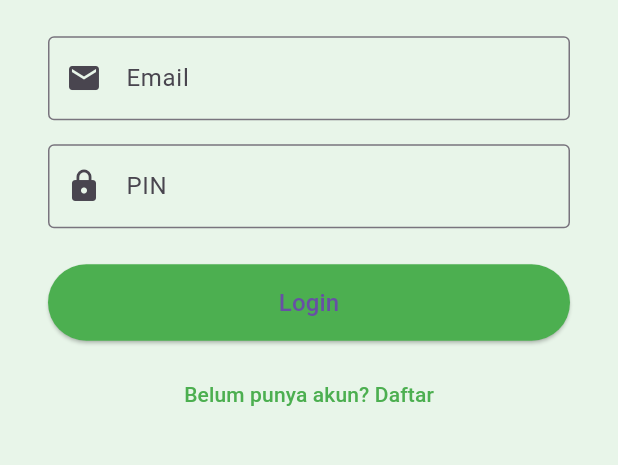
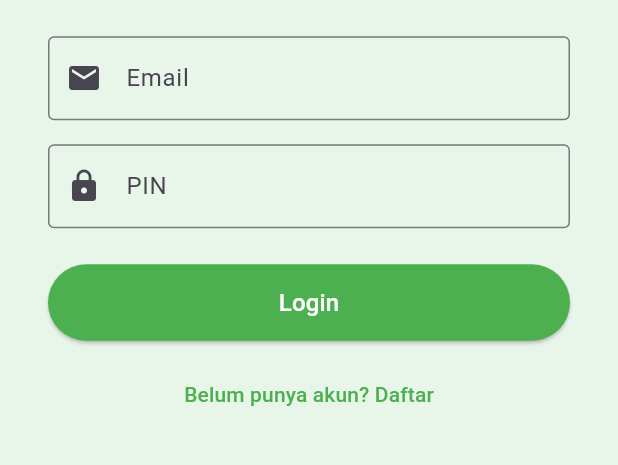
Before and after one commit to 231130250/Tugas_Final-3-_PAM, a Flutter app: the screen it shows after launch, on a phone screen of 412 x 824 dp, the part 482-947 px from its top. Run offline on Flutter 3.47's test engine with Material 3 defaults, Android fonts, the phone set to English and light mode, and no system bars; our stand-ins replace cloud_firestore, firebase_auth, firebase_core, fl_chart, shared_preferences; accounts and stored records are empty.

```diff
--- a/lib/main.dart
+++ b/lib/main.dart
@@ -1,38 +1,35 @@
+import 'package:firebase_auth/firebase_auth.dart';
 import 'package:firebase_core/firebase_core.dart';
 import 'package:flutter/material.dart';
+import 'package:intl/date_symbol_data_local.dart';
 import 'package:provider/provider.dart';
-import 'package:intl/date_symbol_data_local.dart';
 import 'package:wallet/firebase_options.dart';
-import 'package:wallet/providers/shared_preference.dart';
+import 'package:wallet/providers/auth_gate.dart';
 import 'package:wallet/providers/transaksi_provider.dart';
-import 'package:wallet/screens/home_screens.dart';
-import 'package:wallet/screens/login_screen.dart';
 import 'package:wallet/screens/register_screen.dart';
 
 void main() async {
   WidgetsFlutterBinding.ensureInitialized();
   await Firebase.initializeApp(options: DefaultFirebaseOptions.currentPlatform);
+
+  await FirebaseAuth.instance.setPersistence(Persistence.LOCAL);
+
   await initializeDateFormatting('id_ID', null);
-
-  // Cek apakah user sudah login sebelumnya
-  final userData = await SharedPrefService.getUser();
 
   runApp(
     MultiProvider(
       providers: [
         ChangeNotifierProvider(
-          create: (context) => TransaksiProvider()..fetchTransactions(),
+          create: (context) => TransaksiProvider(),
         ),
       ],
-      child: MyApp(isLoggedIn: userData != null),
+      child: const MyApp(),
     ),
   );
 }
 
 class MyApp extends StatelessWidget {
-  final bool isLoggedIn;
-
-  const MyApp({super.key, required this.isLoggedIn});
+  const MyApp({super.key});
 
   @override
   Widget build(BuildContext context) {
@@ -46,9 +43,9 @@ class MyApp extends StatelessWidget {
         ),
       ),
       debugShowCheckedModeBanner: false,
-      home: isLoggedIn ? const HomeScreen() : const LoginScreen(),
+      home: const AuthGate(),
       routes: {
-        '/register': (_) => const RegisterScreen(), // ✅ ini penting
+        '/register': (_) => const RegisterScreen(),
       },
     );
   }
--- /dev/null
+++ b/lib/providers/auth_gate.dart
@@ -0,0 +1,34 @@
+import 'package:firebase_auth/firebase_auth.dart';
+import 'package:flutter/material.dart';
+import 'package:wallet/screens/home_screens.dart';
+import 'package:wallet/screens/login_screen.dart';
+
+class AuthGate extends StatelessWidget {
+  const AuthGate({super.key});
+
+  @override
+  Widget build(BuildContext context) {
+    return Scaffold(
+      body: StreamBuilder<User?>(
+        stream: FirebaseAuth.instance.authStateChanges(),
+        builder: (context, snapshot) {
+          print("--- AUTH_GATE STATUS ---");
+          print("Connection State: ${snapshot.connectionState}");
+          print("Has Data: ${snapshot.hasData}");
+          print("User Data: ${snapshot.data}");
+          print("------------------------");
+
+          if (snapshot.connectionState == ConnectionState.waiting) {
+            return const Center(child: CircularProgressIndicator());
+          }
+
+          if (snapshot.hasData) {
+            return const HomeScreen();
+          }
+
+          return const LoginScreen();
+        },
+      ),
+    );
+  }
+}
--- a/lib/screens/login_screen.dart
+++ b/lib/screens/login_screen.dart
@@ -1,6 +1,8 @@
 import 'package:flutter/material.dart';
+import 'package:provider/provider.dart';
 import 'package:wallet/providers/auth_service.dart';
 import 'package:wallet/providers/shared_preference.dart';
+import 'package:wallet/providers/transaksi_provider.dart';
 import 'package:wallet/screens/home_screens.dart';
 
 class LoginScreen extends StatefulWidget {
@@ -14,28 +16,47 @@ class _LoginScreenState extends State<LoginScreen> {
   final emailController = TextEditingController();
   final pinController = TextEditingController();
   final authService = AuthService();
+  bool _isLoading = false;
 
   void _login() async {
+    if (emailController.text.isEmpty || pinController.text.isEmpty) {
+      ScaffoldMessenger.of(context).showSnackBar(
+        const SnackBar(content: Text("Email dan PIN tidak boleh kosong")),
+      );
+      return;
+    }
+
+    setState(() => _isLoading = true);
+
+    try {
       final user = await authService.loginUser(
         emailController.text.trim(),
         pinController.text.trim(),
       );
 
-    if (user != null) {
+      if (user != null && mounted) {
         await SharedPrefService.saveUser(
           id: user.id,
           email: user.email,
           username: user.username,
         );
 
+        // Panggil fetchTransactions SETELAH login berhasil
+        await Provider.of<TransaksiProvider>(context, listen: false).fetchTransactions();
+
         Navigator.pushReplacement(
           context,
           MaterialPageRoute(builder: (_) => const HomeScreen()),
         );
-    } else {
+      }
+    } catch (e) {
       ScaffoldMessenger.of(context).showSnackBar(
-        const SnackBar(content: Text("Login gagal: email atau pin salah")),
+        const SnackBar(content: Text("Login gagal: email atau PIN salah")),
       );
+    } finally {
+      if (mounted) {
+        setState(() => _isLoading = false);
+      }
     }
   }
 
@@ -71,6 +92,7 @@ class _LoginScreenState extends State<LoginScreen> {
                   labelText: "Email",
                   border: OutlineInputBorder(),
                 ),
+                keyboardType: TextInputType.emailAddress,
               ),
               const SizedBox(height: 16),
               TextField(
@@ -81,17 +103,28 @@ class _LoginScreenState extends State<LoginScreen> {
                   labelText: "PIN",
                   border: OutlineInputBorder(),
                 ),
+                keyboardType: TextInputType.number,
               ),
               const SizedBox(height: 24),
               SizedBox(
                 width: double.infinity,
                 child: ElevatedButton(
-                  onPressed: _login,
+                  onPressed: _isLoading ? null : _login,
                   style: ElevatedButton.styleFrom(
                     padding: const EdgeInsets.symmetric(vertical: 14),
                     backgroundColor: Colors.green,
+                    foregroundColor: Colors.white
                   ),
-                  child: const Text("Login", style: TextStyle(fontSize: 16)),
+                  child: _isLoading
+                      ? const SizedBox(
+                          width: 20,
+                          height: 20,
+                          child: CircularProgressIndicator(
+                            color: Colors.white,
+                            strokeWidth: 3,
+                          ),
+                        )
+                      : const Text("Login", style: TextStyle(fontSize: 16)),
                 ),
               ),
               const SizedBox(height: 12),
```
Also changed, not shown: lib/providers/auth_service.dart (+40 -17 lines), lib/providers/transaksi_provider.dart (+40 -39 lines), lib/screens/home_screens.dart (+29 -15 lines), lib/screens/register_screen.dart (+62 -12 lines), lib/widdgets/add_edit_transaction.dart (+27 -21 lines), pubspec.lock. Lines whose indentation alone changed are shown as unchanged.
